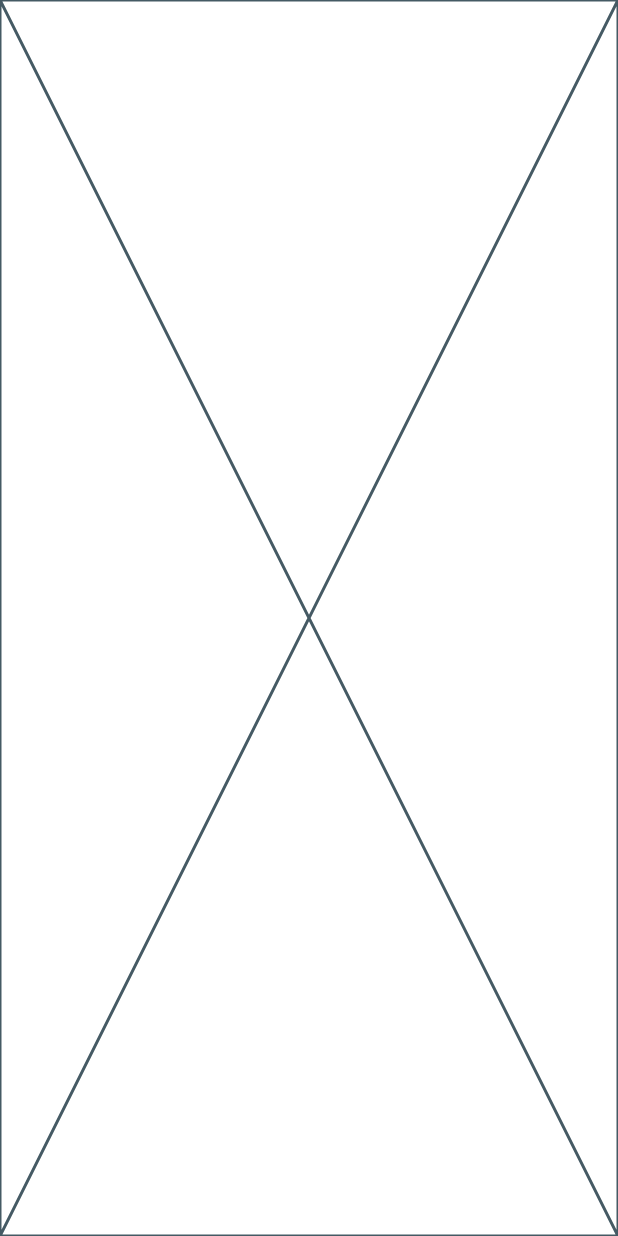
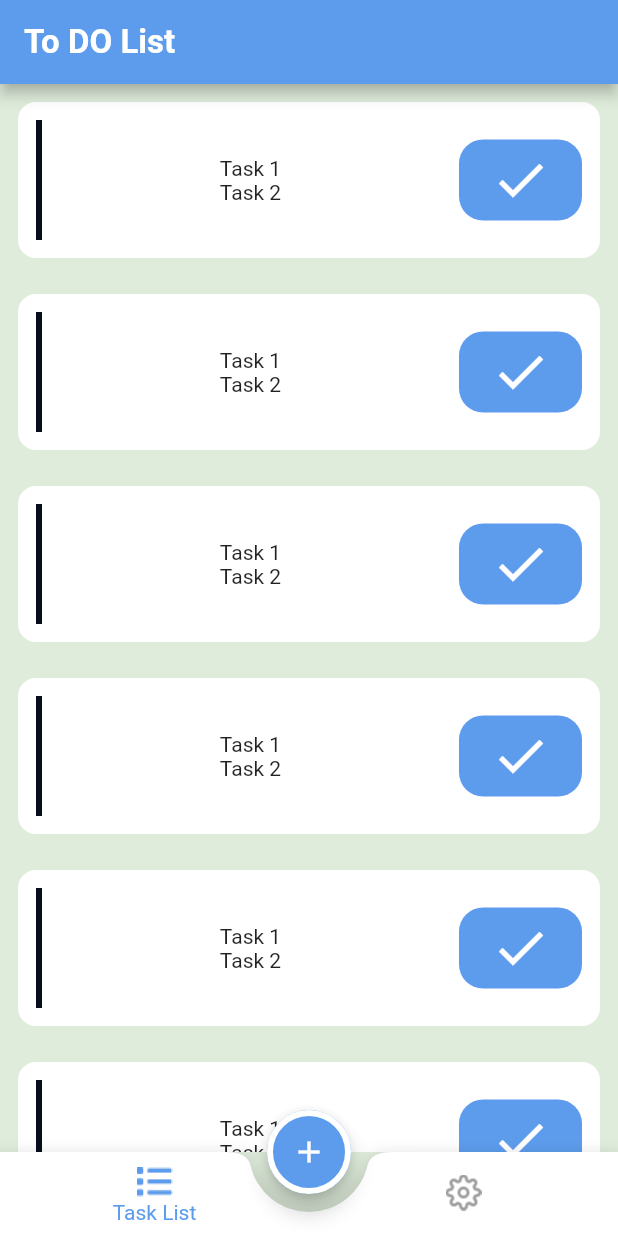
Before and after one commit to engali8/to_do_list, a Flutter app: the screen it shows after launch, on a phone screen of 412 x 824 dp. Run offline on Flutter 3.47's test engine with Material 2 defaults, Android fonts, the phone set to English and light mode, and no system bars; our stand-ins replace calendar_timeline.

Commit message:
ui firts screen

```diff
--- a/lib/Home/Home_Screen.dart
+++ b/lib/Home/Home_Screen.dart
@@ -1,10 +1,72 @@
 import 'package:flutter/cupertino.dart';
-
-class HomeScreen extends StatelessWidget {
+import 'package:flutter/material.dart';
+import 'package:to_do_list/Settings/settings_tab.dart';
+import 'package:to_do_list/Task_List/Task_list.dart';
+import 'package:to_do_list/Task_List/add_task_bottom_sheet.dart';
+class HomeScreen extends StatefulWidget {
 static String routeName='home';
 
   @override
+  State<HomeScreen> createState() => _HomeScreenState();
+}
+
+class _HomeScreenState extends State<HomeScreen> {
+int selectedIndex=0;
+
+  @override
   Widget build(BuildContext context) {
-    return const Placeholder();
+    return Scaffold(
+      appBar: AppBar(
+        title: Text('To DO List',
+        style: Theme.of(context).textTheme.headline1
+        ),
+      ),
+     bottomNavigationBar :
+     BottomAppBar(
+       shape: CircularNotchedRectangle(),
+       notchMargin: 12,
+       child: BottomNavigationBar(
+         currentIndex:selectedIndex ,
+         onTap: (index){
+           selectedIndex = index;
+           setState(() {
+
+           });
+         },
+         items: [
+           BottomNavigationBarItem(
+               icon: ImageIcon(
+                 AssetImage('assets/images/task_list_icon.png')
+               ),
+           label:'Task List'
+           ),
+           BottomNavigationBarItem(
+               icon: ImageIcon(
+                   AssetImage('assets/images/settings_icon.png')
+               ),
+               label:'Settings'
+           )
+        ],
+        ),
+     ),
+      floatingActionButton: FloatingActionButton(
+        onPressed: () {
+          showBottomSheet();
+        },
+        child: Icon(Icons.add),
+      ),
+      floatingActionButtonLocation:
+      FloatingActionButtonLocation.centerDocked ,
+      body: tabs[selectedIndex],
+    );
+  }
+  List<Widget>tabs = [TaskList(),SettingsTab()];
+  void showBottomSheet(){
+    showModalBottomSheet(
+        context: context,
+        builder: (context){
+        return AddTaskBottomSheet();
+        }
+    );
   }
 }
--- /dev/null
+++ b/lib/My_theme.dart
@@ -0,0 +1,58 @@
+import 'dart:ui';
+
+import 'package:flutter/material.dart';
+
+class MyThemeData {
+  static Color primaryLight = Color(0xff5D9CEC);
+  static Color primaryDark = Color(0xff060E1E);
+  static Color greenLight = Color(0xffDFECDB);
+  static Color whiteColor = Color(0xffffffff);
+  static Color redColor = Color(0xffEC4B4B);
+  static Color greenColor = Color(0xff61E757);
+  static ThemeData lightTheme = ThemeData(
+      primaryColor: primaryLight,
+      scaffoldBackgroundColor: greenLight,
+      appBarTheme: AppBarTheme(
+        backgroundColor: primaryLight,
+      ),
+    bottomNavigationBarTheme: BottomNavigationBarThemeData(
+      backgroundColor:Colors.transparent,
+        elevation: 0,
+      showSelectedLabels: true,
+      showUnselectedLabels: false,
+      selectedItemColor: primaryLight,
+      unselectedItemColor: Colors.grey
+    ),
+    floatingActionButtonTheme: FloatingActionButtonThemeData(
+      backgroundColor: primaryLight,
+      shape: RoundedRectangleBorder(
+        side: BorderSide(
+          color: whiteColor,
+          width: 4,
+        ),
+        borderRadius: BorderRadius.circular(30)
+      )
+    ),
+    textTheme: TextTheme(
+      headline1: TextStyle(
+        fontSize: 22,
+        fontWeight: FontWeight.bold,
+        color: whiteColor,
+      ),
+      headline2: TextStyle(
+        fontSize: 18,
+        fontWeight: FontWeight.bold,
+        color: primaryDark,
+      ),
+    )
+  );
+
+
+
+
+
+
+
+  static ThemeData darkTheme = ThemeData(
+      primaryColor: primaryDark, scaffoldBackgroundColor: primaryDark);
+}
--- /dev/null
+++ b/lib/Settings/settings_tab.dart
@@ -0,0 +1,12 @@
+import 'package:flutter/cupertino.dart';
+import 'package:flutter/material.dart';
+
+class SettingsTab extends StatelessWidget {
+
+  @override
+  Widget build(BuildContext context) {
+    return Container(
+      color: Colors.yellow
+    );
+  }
+}
--- /dev/null
+++ b/lib/Task_List/Task_list.dart
@@ -0,0 +1,44 @@
+import 'package:calendar_timeline/calendar_timeline.dart';
+import 'package:flutter/cupertino.dart';
+import 'package:flutter/material.dart';
+
+import '../task_widget.dart';
+
+class TaskList extends StatelessWidget {
+  @override
+  Widget build(BuildContext context) {
+    return Container(
+      child: Column(
+        children: [
+       /*   Row(
+            children: [
+              CalendarTimeline(
+                initialDate: DateTime(2020, 4, 20),
+                firstDate: DateTime(2019, 1, 15),
+                lastDate: DateTime(2020, 11, 20),
+                onDateSelected: (date) => print(date),
+                leftMargin: 20,
+                monthColor: Colors.blueGrey,
+                dayColor: Colors.teal[200],
+                activeDayColor: Colors.white,
+                activeBackgroundDayColor: Colors.redAccent[100],
+                dotsColor: Color(0xFF333A47),
+                selectableDayPredicate: (date) => date.day != 23,
+                locale: 'en_ISO',
+              ),
+            ],
+          ),*/
+
+          Expanded(
+            child: ListView.builder(
+              itemBuilder: (context, index) {
+                return TaskWidget();
+              },
+              itemCount: 10,
+            ),
+          )
+        ],
+      ),
+    );
+  }
+}
--- /dev/null
+++ b/lib/Task_List/add_task_bottom_sheet.dart
@@ -0,0 +1,51 @@
+import 'package:flutter/cupertino.dart';
+import 'package:flutter/material.dart';
+
+class AddTaskBottomSheet extends StatelessWidget {
+  @override
+  Widget build(BuildContext context) {
+    return Container(
+        margin: EdgeInsets.all(12),
+        child: Column(
+          children: [
+            Text(
+              'Add New Task',
+              style: Theme.of(context).textTheme.headline2,
+            ),
+            Form(
+                child: Column(
+              crossAxisAlignment: CrossAxisAlignment.stretch,
+              children: [
+                TextFormField(
+                  decoration: InputDecoration(labelText: 'Enter Task Title'),
+                ),
+                TextFormField(
+                  decoration:
+                      InputDecoration(labelText: 'Enter Task description'),
+                  maxLines: 4,
+                ),
+                SizedBox(
+                  height: 12,
+                ),
+                Text('Selecte Date',
+                    style: Theme.of(context).textTheme.headline2),
+                SizedBox(
+                  height: 12,
+                ),
+                Text(
+                  '25/5/2023',
+                  style: Theme.of(context).textTheme.headline2,
+                  textAlign: TextAlign.center,
+                ),
+                ElevatedButton(
+                    onPressed: () {},
+                    child: Text(
+                      'Add',
+                      style: Theme.of(context).textTheme.headline1,
+                    ))
+              ],
+            ))
+          ],
+        ));
+  }
+}
--- a/lib/main.dart
+++ b/lib/main.dart
@@ -1,6 +1,7 @@
 import 'package:flutter/cupertino.dart';
 import 'package:flutter/material.dart';
 import 'package:to_do_list/Home/Home_Screen.dart';
+import 'package:to_do_list/My_theme.dart';
 
 void main(){
   runApp(MyApp());
@@ -13,7 +14,8 @@ class MyApp extends StatelessWidget{
       routes: {
         HomeScreen.routeName : (context) => HomeScreen(),
       },
-
+      theme: MyThemeData.lightTheme,
+      darkTheme: MyThemeData.darkTheme,
     );
   }
 
--- /dev/null
+++ b/lib/task_widget.dart
@@ -0,0 +1,45 @@
+import 'package:flutter/cupertino.dart';
+import 'package:flutter/material.dart';
+import 'package:to_do_list/My_theme.dart';
+
+class TaskWidget extends StatelessWidget {
+
+  @override
+  Widget build(BuildContext context) {
+    return Container(
+      padding: EdgeInsets.all(12),
+      margin: EdgeInsets.all(12),
+      decoration: BoxDecoration(
+        color: MyThemeData.whiteColor,
+        borderRadius: BorderRadius.circular(12)
+      ),
+        child: Row(
+          children: [
+            Container(
+              color: MyThemeData.primaryDark,
+              height: 80,
+              width: 4,
+            ),
+            Expanded(
+                child:Column(
+                  children: [
+                    Text('Task 1'),
+                    Text('Task 2'),
+
+
+                  ],
+                )
+            ),Container(
+              padding: EdgeInsets.symmetric(horizontal: 21,vertical: 7),
+              decoration: BoxDecoration(
+                borderRadius: BorderRadius.circular(16),
+                color: MyThemeData.primaryLight,
+              ),
+              child: Icon(Icons.check,color: Colors.white ,size:40 ,),
+            )
+          ],
+        ),
+
+    );
+  }
+}
--- a/pubspec.yaml
+++ b/pubspec.yaml
@@ -30,6 +30,7 @@ environment:
 dependencies:
   flutter:
     sdk: flutter
+  calendar_timeline: ^1.1.2
 
 
   # The following adds the Cupertino Icons font to your application.
@@ -59,8 +60,8 @@ flutter:
   uses-material-design: true
 
   # To add assets to your application, add an assets section, like this:
-  # assets:
-  #   - images/a_dot_burr.jpeg
+  assets:
+    - assets/images/
   #   - images/a_dot_ham.jpeg
 
   # An image asset can refer to one or more resolution-specific "variants", see
```
Also changed, not shown: assets/images/2.0x/settings_icon@2x.png (added), assets/images/2.0x/task_list_icon@2x.png (added), assets/images/3.0x/settings_icon@3x.png (added), assets/images/3.0x/task_list_icon@3x.png (added), assets/images/settings_icon.png (added), assets/images/task_list_icon.png (added), pubspec.lock, 3 other files.
